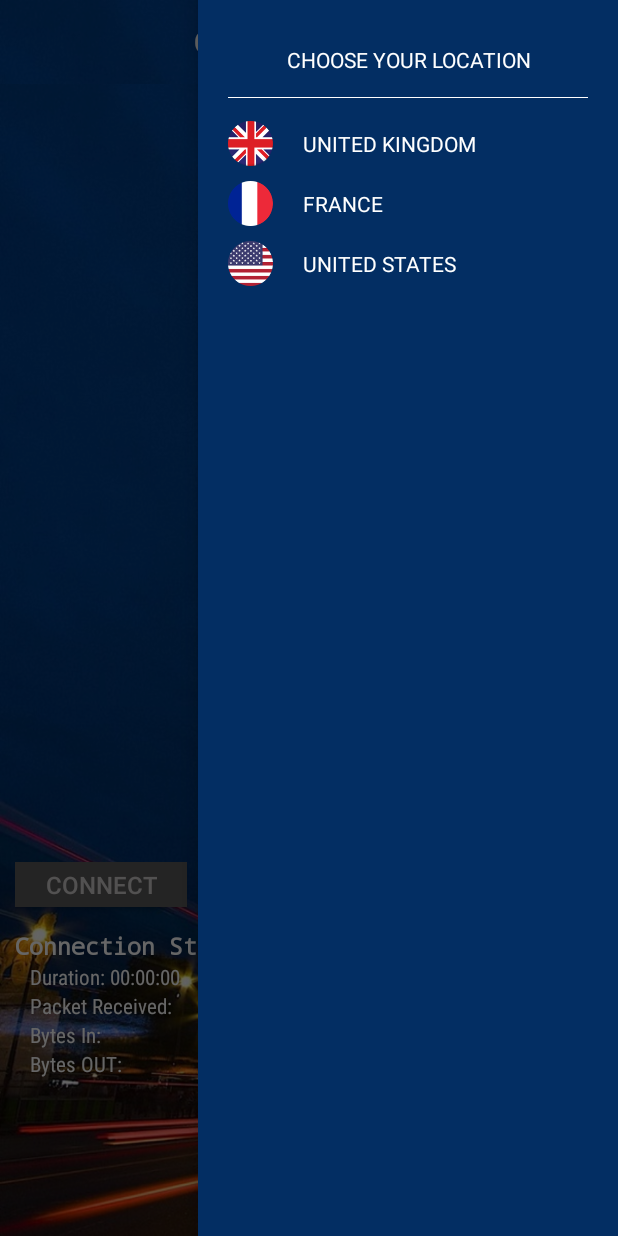
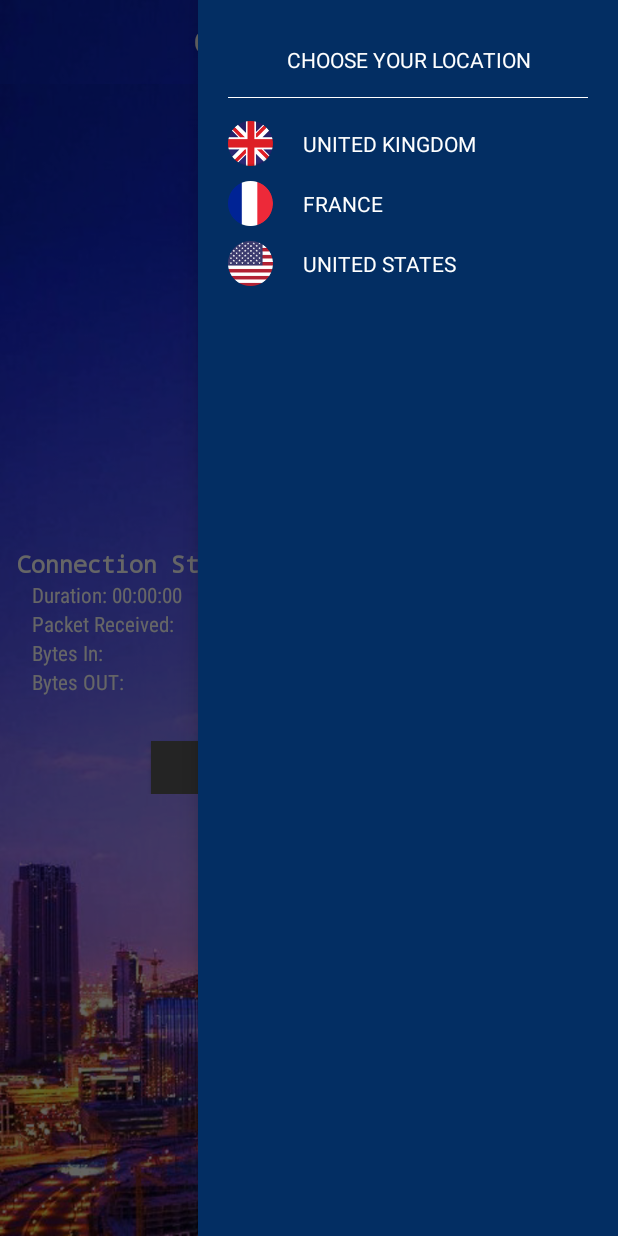
Before and after one commit to ashraf789/Cake-VPN, an Android app: the screen it shows after launch (MainActivity), with the side drawer open, on a phone screen of 412 x 824 dp. Run offline under Robolectric (Android 15) with nearby library versions, the phone set to English and light mode, and no system bars; our stand-ins replace data binding; libraries missing offline, so code that uses them is left out: de.blinkt.openvpn.

Commit message:
design update

```diff
--- a/app/src/main/res/layout/app_bar_main.xml
+++ b/app/src/main/res/layout/app_bar_main.xml
@@ -2,7 +2,7 @@
 <LinearLayout xmlns:android="http://schemas.android.com/apk/res/android"
     android:orientation="vertical" android:layout_width="match_parent"
     android:layout_height="match_parent"
-    android:background="@drawable/france_bg">
+    android:background="@drawable/burj_khalifa">
     <include layout="@layout/tool_bar"></include>
 
     <FrameLayout
--- a/app/src/main/res/layout/fragment_main.xml
+++ b/app/src/main/res/layout/fragment_main.xml
@@ -4,10 +4,10 @@
     <RelativeLayout xmlns:android="http://schemas.android.com/apk/res/android"
         android:layout_width="match_parent"
         android:layout_height="match_parent"
-        android:background="@drawable/france_bg"
         android:orientation="vertical"
         android:paddingLeft="10dp"
-        android:paddingBottom="5dp">>
+        android:paddingBottom="5dp"
+        android:background="@drawable/burj_khalifa">
 
         <LinearLayout
             android:layout_width="match_parent"
@@ -24,24 +24,12 @@
         </LinearLayout>
 
         <LinearLayout
+            android:layout_marginLeft="20px"
             android:id="@+id/connectionStatus"
             android:layout_width="match_parent"
             android:layout_height="wrap_content"
-            android:layout_alignParentBottom="true"
-            android:layout_marginBottom="100dp"
+            android:layout_centerInParent="true"
             android:orientation="vertical">
-
-            <Button
-                android:tag="1"
-                android:id="@+id/vpnBtn"
-                android:layout_width="wrap_content"
-                android:layout_height="30dp"
-                android:background="@drawable/button"
-                android:paddingLeft="20dp"
-                android:paddingRight="20dp"
-                android:text="Connect"
-                android:textColor="#cecbcb"
-                android:textSize="16sp" />
 
             <TextView
                 android:layout_width="wrap_content"
@@ -92,6 +80,19 @@
                 android:text="Bytes OUT: "
                 android:textColor="#ffffff"
                 android:textSize="14sp" />
+
+            <Button
+                android:layout_marginRight="30dp"
+                android:layout_gravity="center_horizontal"
+                android:layout_marginTop="30dp"
+                android:tag="1"
+                android:id="@+id/vpnBtn"
+                android:layout_width="150dp"
+                android:layout_height="35dp"
+                android:background="@drawable/button"
+                android:text="Connect"
+                android:textColor="#cecbcb"
+                android:textSize="16sp" />
         </LinearLayout>
 
     </RelativeLayout>
```
Also changed, not shown: app/src/main/res/drawable/burj_khalifa.png (added), app/src/main/res/drawable/france_bg.jpg (deleted), app/src/main/res/drawable/uk_bg.jpg (deleted), app/src/main/res/drawable/usa_bg.jpg (deleted).
